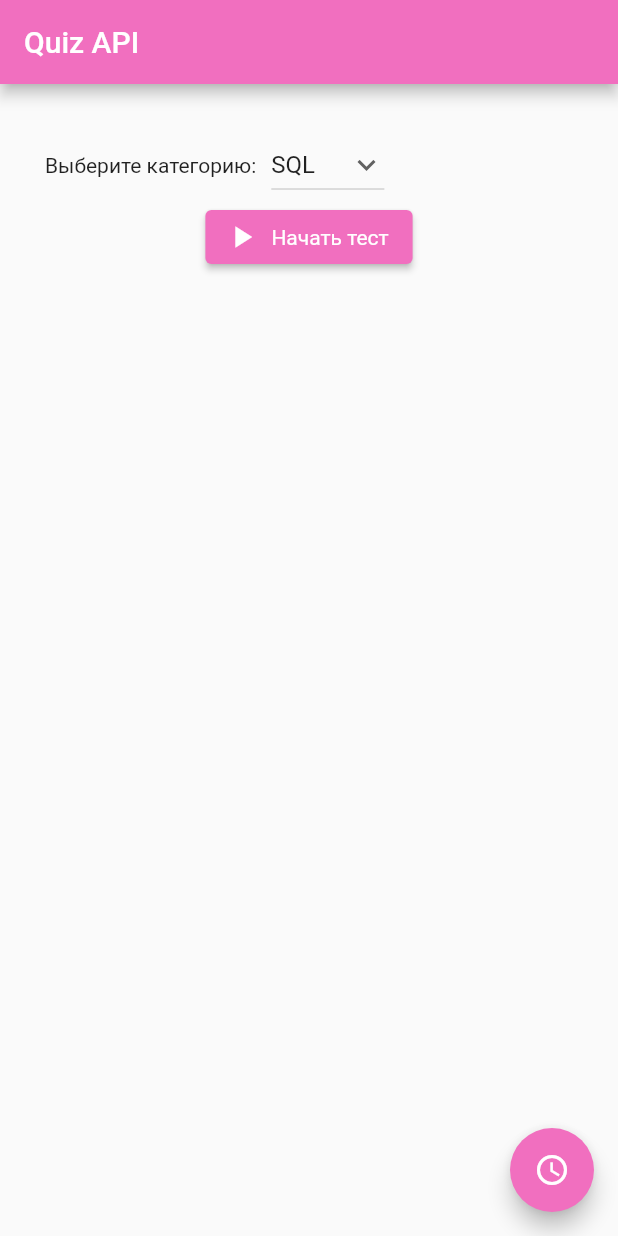
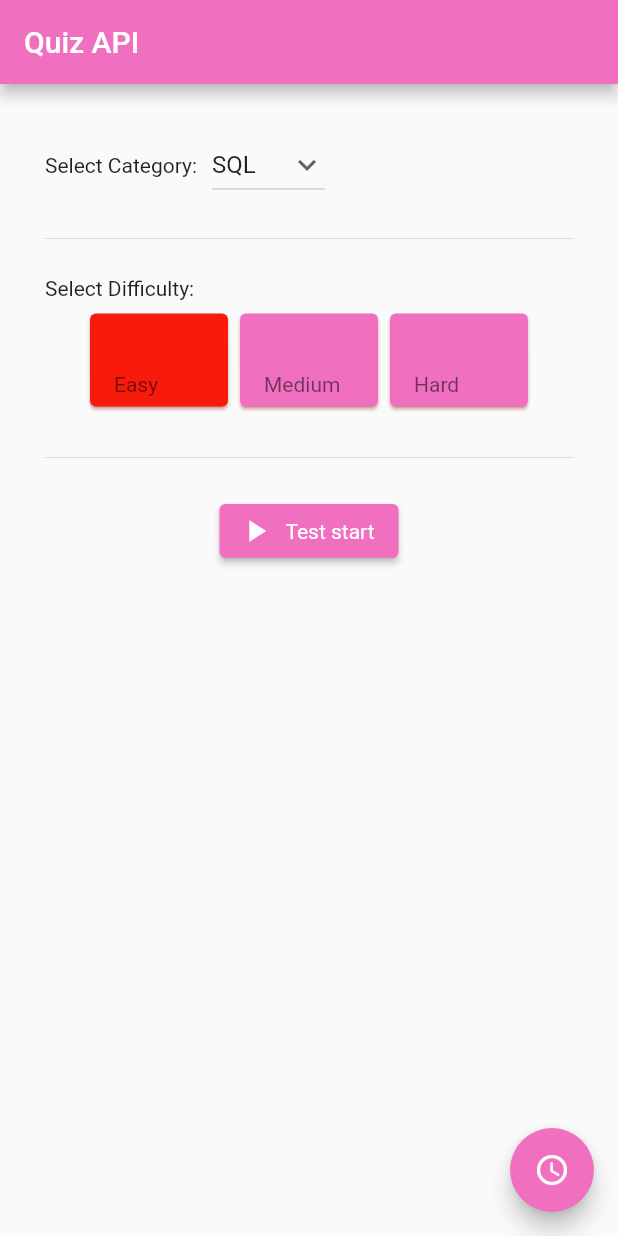
Before and after one commit to arsikz3/work_quiz_app, a Flutter app: the screen it shows after launch, after a tap on the "query builder" icon, on a phone screen of 412 x 824 dp. Run offline on Flutter 3.47's test engine with Material 2 defaults, Android fonts, the phone set to English and light mode, and no system bars; network calls fail.

Commit message:
выбор сложности

```diff
--- a/lib/get/data_list.dart
+++ b/lib/get/data_list.dart
@@ -6,4 +6,4 @@ var categories = [
   'Item 5',
 ];
 
-List<String> diff = ['Легкий', 'Средний', 'Сложный', '', ''];
+List<String> difficults = ['Easy', 'Medium', 'Hard'];
--- a/lib/get/model.dart
+++ b/lib/get/model.dart
@@ -24,18 +24,17 @@ class Quest {
       );
 }
 
-Future<List<Quest>> fetchQuests(String category) async {
+Future<List<Quest>> fetchQuests(String category, String difficulty) async {
   final List<Quest> quests = [];
   //final url = Uri.parse('https://quizapi.io/api/v1/questions?apiKey=j24WhINsXuMG7PszLmbkLHqRiXRoFnjRZrHxkwDa&category=linux&limit=3');
-  print('Start API');
+  print(category + difficulty);
   final url = Uri.parse(
       'https://quizapi.io/api/v1/questions?apiKey=j24WhINsXuMG7PszLmbkLHqRiXRoFnjRZrHxkwDa&category=devops&limit=3');
   final response = await http.get(url);
 
   if (response.statusCode == 200) {
-    //return Category.fromJson(jsonDecode(response.body));
     List res = json.decode(response.body);
-    //print(res.length);
+
     for (var element in res) {
       Map<String, dynamic> answers = {};
       answers.addAll(element['answers']);
@@ -48,7 +47,6 @@ Future<List<Quest>> fetchQuests(String category) async {
           answers: answers));
     }
 
-    //print(quests[0].answers);
     return quests;
   } else {
     throw Exception('Failed to load Category: $category');
--- a/lib/welcome_page.dart
+++ b/lib/welcome_page.dart
@@ -24,6 +24,8 @@ class WelcomPage extends StatefulWidget {
 
 class _WelcomPageState extends State<WelcomPage> {
   String dropdownvalue = categories.first;
+  List<String> diff = difficults;
+  ValueNotifier<int> selectetDiff = ValueNotifier<int>(0);
 
   @override
   void initState() {
@@ -33,7 +35,7 @@ class _WelcomPageState extends State<WelcomPage> {
   void startQuiz(String dropdownvalue) async {
     List<Quest> quest;
     //quest = fetchQuests(dropdownvalue);
-    quest = await fetchQuests(dropdownvalue);
+    quest = await fetchQuests(dropdownvalue, diff[selectetDiff.value]);
     Navigator.push(
       context,
       MaterialPageRoute(
@@ -42,6 +44,16 @@ class _WelcomPageState extends State<WelcomPage> {
                 questions: quest,
               )),
     );
+  }
+
+  Color getColor(int ind) {
+    Color col;
+    if (ind == selectetDiff.value) {
+      col = Color.fromARGB(255, 248, 27, 12);
+    } else {
+      col = Color.fromARGB(255, 241, 111, 191);
+    }
+    return col;
   }
 
   @override
@@ -58,7 +70,7 @@ class _WelcomPageState extends State<WelcomPage> {
             children: [
               Row(
                 children: [
-                  Text('Выберите категорию:'),
+                  Text('Select Category:'),
                   SizedBox(
                     width: 10,
                   ),
@@ -79,6 +91,38 @@ class _WelcomPageState extends State<WelcomPage> {
                   ),
                 ],
               ),
+              const SizedBox(height: 50, child: Divider()),
+              SizedBox(
+                width: MediaQuery.of(context).size.width,
+                child: Text('Select Difficulty:'),
+              ),
+              SizedBox(
+                height: 80,
+                child: ListView.builder(
+                    itemCount: diff.length,
+                    itemExtent: 100,
+                    shrinkWrap: true,
+                    padding: EdgeInsets.all(5),
+                    scrollDirection: Axis.horizontal,
+                    itemBuilder: (BuildContext, index) {
+                      return ValueListenableBuilder(
+                        valueListenable: selectetDiff,
+                        builder: (context, value, child) {
+                          return Card(
+                            shadowColor: Colors.red,
+                            color: getColor(index),
+                            child: ListTile(
+                              onTap: () {
+                                selectetDiff.value = index;
+                              },
+                              subtitle: Text(diff[index]),
+                            ),
+                          );
+                        },
+                      );
+                    }),
+              ),
+              const SizedBox(height: 50, child: Divider()),
               ElevatedButton.icon(
                   style: ButtonStyle(
                       textStyle: MaterialStateProperty.all(
@@ -87,11 +131,11 @@ class _WelcomPageState extends State<WelcomPage> {
                           Color.fromARGB(255, 241, 111, 191))),
                   onPressed: () {
                     // ignore: avoid_print
-                    print(dropdownvalue);
+
                     startQuiz(dropdownvalue);
                   },
                   icon: const Icon(Icons.play_arrow),
-                  label: const Text('Начать тест'))
+                  label: const Text('Test start'))
             ],
           ),
         ),
@@ -101,7 +145,7 @@ class _WelcomPageState extends State<WelcomPage> {
         onPressed: () async {
           List<Quest> quest;
           //quest = fetchQuests(dropdownvalue);
-          quest = await fetchQuests(dropdownvalue);
+          quest = await fetchQuests(dropdownvalue, diff[selectetDiff.value]);
         },
         child: const Icon(
           Icons.query_builder,
```
